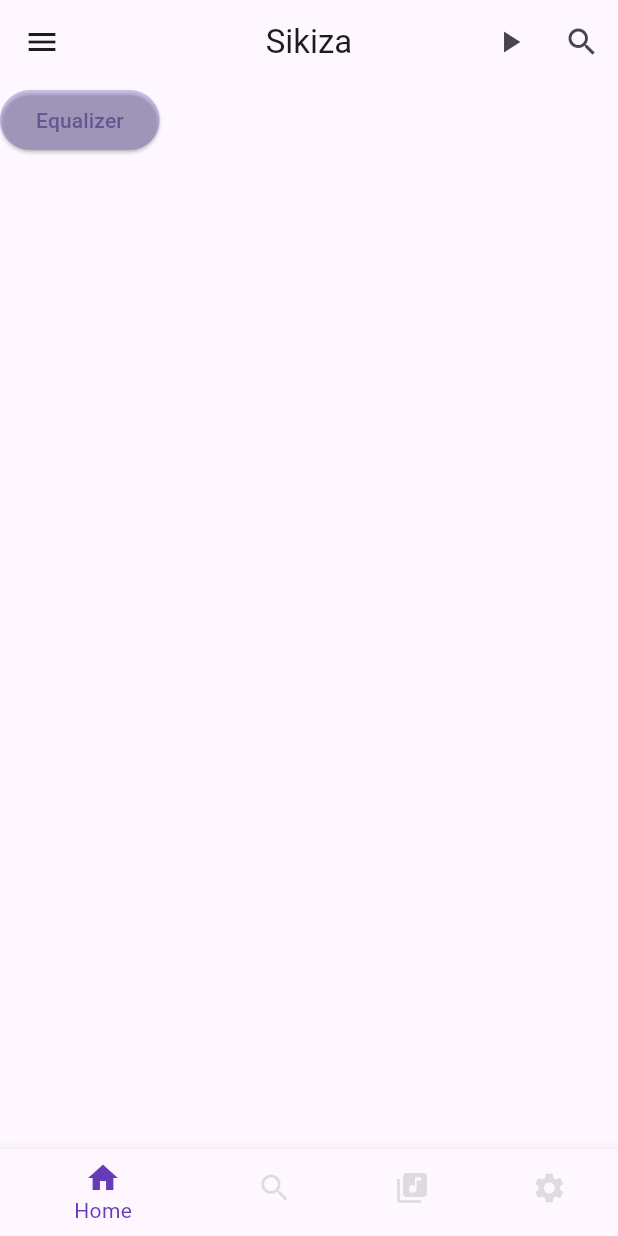
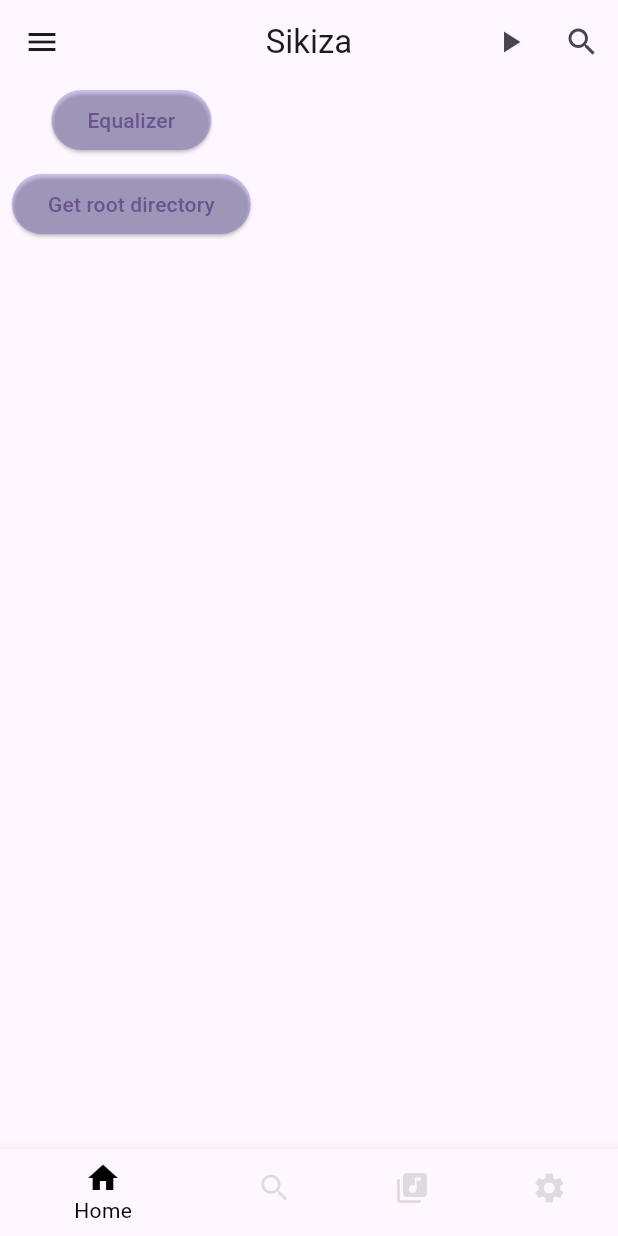
Before and after one commit to machuchesteven/fluts, a Flutter app: the screen it shows after launch, after a tap on the "search" icon, on a phone screen of 412 x 824 dp. Run offline on Flutter 3.47's test engine with Material 3 defaults, Android fonts, the phone set to English and light mode, and no system bars; our stand-ins replace google_nav_bar.

Commit message:
Getting the root directory

```diff
--- /dev/null
+++ b/sikiza/lib/Application/utils/get_root.dart
@@ -0,0 +1,7 @@
+import 'dart:io';
+
+Directory findRoot(FileSystemEntity entity) {
+  final Directory parent = entity.parent;
+  if (parent.path == entity.path) return parent;
+  return findRoot(parent);
+}
--- a/sikiza/lib/Presentations/Screens/homepage.dart
+++ b/sikiza/lib/Presentations/Screens/homepage.dart
@@ -1,4 +1,6 @@
+import "dart:io";
 import "package:flutter/material.dart";
+import "package:sikiza/Application/utils/get_root.dart";
 import "package:sikiza/Presentations/Screens/equalizerpage.dart";
 
 class Homepage extends StatefulWidget {
@@ -9,6 +11,8 @@
 }
 
 class _HomepageState extends State<Homepage> {
+  int _currentIndex = 0;
+
   @override
   Widget build(BuildContext context) {
     return Scaffold(
@@ -25,7 +29,22 @@
               Navigator.of(context).push(MaterialPageRoute(
                   builder: (context) => const Equalizerpage()));
             },
-          )
+          ),
+          Padding(
+            padding: const EdgeInsets.all(8.0),
+            child: ElevatedButton(
+              style: ButtonStyle(
+                backgroundColor: MaterialStateProperty.all<Color>(
+                    const Color.fromARGB(62, 71, 58, 183)),
+              ),
+              child: const Text(
+                "Get root directory",
+              ),
+              onPressed: () {
+                debugPrint("Get root directory");
+                },
+            ),
+          ),
         ]),
         bottomNavigationBar: _sikizaBottomNavBar());
   }
@@ -80,10 +99,13 @@
           label: "Settings",
         ),
       ],
-      currentIndex: 0,
-      selectedItemColor: Colors.deepPurple,
+      currentIndex: _currentIndex,
+      selectedItemColor: Colors.black,
       onTap: (int index) {
         debugPrint("Tapped item: $index");
+        setState(() {
+          _currentIndex = index;
+        });
         // set the current selected index to the pressed item's index
       },
     );
--- a/sikiza/pubspec.yaml
+++ b/sikiza/pubspec.yaml
@@ -2,7 +2,7 @@
 description: A new Flutter project.
 # The following line prevents the package from being accidentally published to
 # pub.dev using `flutter pub publish`. This is preferred for private packages.
-publish_to: 'none' # Remove this line if you wish to publish to pub.dev
+publish_to: "none" # Remove this line if you wish to publish to pub.dev
 
 # The following defines the version and build number for your application.
 # A version number is three numbers separated by dots, like 1.2.43
@@ -19,7 +19,7 @@
 version: 1.0.0+1
 
 environment:
-  sdk: '>=3.1.5 <4.0.0'
+  sdk: ">=3.1.5 <4.0.0"
 
 # Dependencies specify other packages that your package needs in order to work.
 # To automatically upgrade your package dependencies to the latest versions
@@ -30,7 +30,6 @@
 dependencies:
   flutter:
     sdk: flutter
-
 
   # The following adds the Cupertino Icons font to your application.
   # Use with the CupertinoIcons class for iOS style icons.
@@ -52,7 +51,6 @@
 
 # The following section is specific to Flutter packages.
 flutter:
-
   # The following line ensures that the Material Icons font is
   # included with your application, so that you can use the icons in
   # the material Icons class.
```
Also changed, not shown: sikiza/lib/Presentations/Components/bottom_tab.dart (added, +39 -0 lines).
